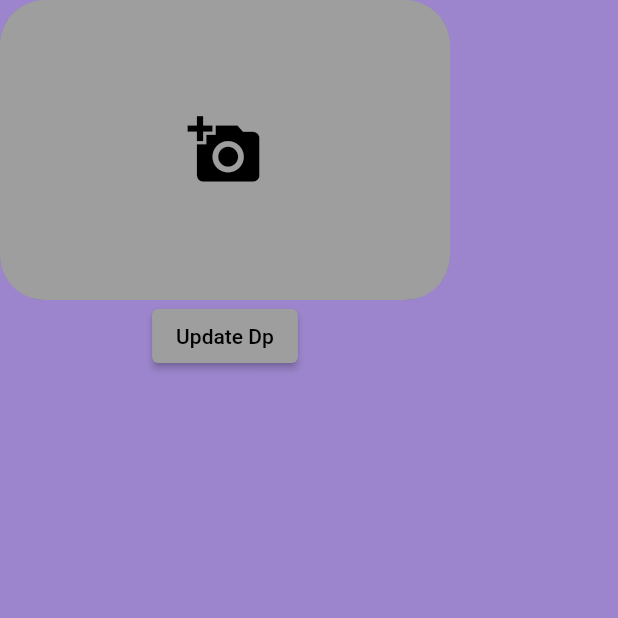
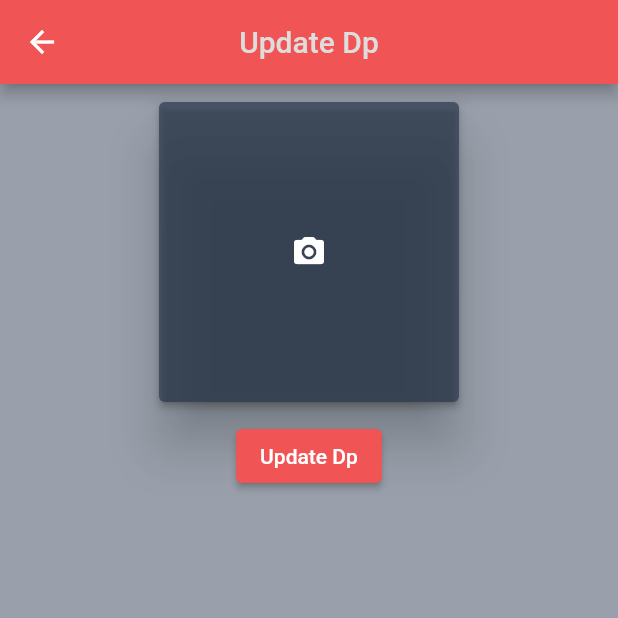
Before and after one commit to jaymalave/FlutterTask, a Flutter app: the UpdateDp screen opened directly, on a phone screen of 412 x 824 dp, the top half of it. Run offline on Flutter 3.47's test engine with Material 2 defaults, Android fonts, the phone set to English and light mode, and no system bars; our stand-ins replace cloud_firestore, firebase_auth, firebase_core, firebase_messaging, firebase_storage, flashy_tab_bar and 5 more; missing offline and left inert: glassmorphism_buttons; accounts and stored records are empty; network calls fail.

Commit message:
ui color pallete update

```diff
--- a/lib/utils/colors.dart
+++ b/lib/utils/colors.dart
@@ -2,24 +2,19 @@ import 'package:flutter/material.dart';
 import 'dart:ui';
 
 class AppPallete {
-  static Color bgColor = const Color.fromRGBO(131, 103, 191, 0.8);
-  static Color appBarColor = const Color.fromRGBO(79, 26, 100, 0.8);
-  static const textLight = Colors.white;
-  static const textDark = Colors.black;
-  static const Map<int, Color> swatchColor = {
-    100 : Color.fromRGBO(0, 0, 0, .9),
+  static Color bgColor = const Color.fromRGBO(51, 66, 87, 0.5);
+  static const textLight = Color.fromRGBO(221, 221, 221, 1);
+  static const textDark = Color.fromRGBO(34, 40, 49, 1);
+  static const Map<int, Color> color = {
+    50: Color.fromRGBO(240, 84, 84, .1),
+    100: Color.fromRGBO(240, 84, 84, .2),
+    200: Color.fromRGBO(240, 84, 84, .3),
+    300: Color.fromRGBO(240, 84, 84, .4),
+    400: Color.fromRGBO(240, 84, 84, .5),
+    500: Color.fromRGBO(240, 84, 84, .6),
+    600: Color.fromRGBO(240, 84, 84, .7),
+    700: Color.fromRGBO(240, 84, 84, .8),
+    800: Color.fromRGBO(240, 84, 84, .9),
+    900: Color.fromRGBO(240, 84, 84, 1),
   };
-
-  // static const Map<int, Color> color = {
-  //   50: Color.fromRGBO(136, 14, 79, .1),
-  //   100: Color.fromRGBO(136, 14, 79, .2),
-  //   200: Color.fromRGBO(136, 14, 79, .3),
-  //   300: Color.fromRGBO(136, 14, 79, .4),
-  //   400: Color.fromRGBO(136, 14, 79, .5),
-  //   500: Color.fromRGBO(136, 14, 79, .6),
-  //   600: Color.fromRGBO(136, 14, 79, .7),
-  //   700: Color.fromRGBO(136, 14, 79, .8),
-  //   800: Color.fromRGBO(136, 14, 79, .9),
-  //   900: Color.fromRGBO(136, 14, 79, 1),
-  // };
 }
--- a/lib/views/profile_setup.dart
+++ b/lib/views/profile_setup.dart
@@ -27,7 +27,6 @@ class _ProfilePageState extends State<ProfilePage> {
         backgroundColor: AppPallete.bgColor,
         appBar: AppBar(
           title: const Text(Constants.profileSetup),
-          backgroundColor: AppPallete.appBarColor,
         ),
         body: Column(
           children: [
@@ -54,8 +53,10 @@ class _ProfilePageState extends State<ProfilePage> {
                 width: 300,
                 child: TextField(
                   controller: _usernameController,
+                  style: const TextStyle(color: AppPallete.textLight),
                   decoration: InputDecoration(
                     hintText: 'e.g my_username1',
+                    hintStyle: const TextStyle(fontSize: 15.0, color: Colors.white),
                     border: OutlineInputBorder(
                       borderSide: const BorderSide(
                         width: 10,
--- a/lib/views/profile_view.dart
+++ b/lib/views/profile_view.dart
@@ -21,7 +21,6 @@ class _ProfileViewState extends State<ProfileView> {
   String imageName = '/image_picker8062803527564014121.jpg';
   final userDataController = Get.put(UserDataController());
 
-
   @override
   Widget build(BuildContext context) {
     return WillPopScope(
@@ -39,7 +38,7 @@ class _ProfileViewState extends State<ProfileView> {
           const SizedBox(
             height: 30,
           ),
-           Center(
+          Center(
             child: CircleAvatar(
               backgroundImage: NetworkImage(userDataController.dp),
               radius: 50,
--- a/lib/views/update_dp.dart
+++ b/lib/views/update_dp.dart
@@ -3,6 +3,7 @@ import 'dart:io' as io;
 import 'package:flutter/material.dart';
 import 'package:flutter_task/controllers/edit_data_controller.dart';
 import 'package:flutter_task/utils/colors.dart';
+import 'package:flutter_task/views/home_page.dart';
 import 'package:get/get.dart';
 import 'package:image_picker/image_picker.dart';
 import 'package:firebase_core/firebase_core.dart' as firebase_core;
@@ -59,22 +60,33 @@ class _UpdateDpState extends State<UpdateDp> {
 
     return Scaffold(
       backgroundColor: AppPallete.bgColor,
-      body: Column(
+      appBar: AppBar(
+          title: const Text(
+            "Update Dp",
+            style: TextStyle(
+              color: AppPallete.textLight,
+            ),
+          ),
+          centerTitle: true),
+      body: Center(
+        child: Column(
           children: [
-          SizedBox(
+            Padding(
+              padding: const EdgeInsets.all(8.0),
+              child: Card(
+                elevation: 15,
+                color: AppPallete.bgColor,
+                child: SizedBox(
                   height: 200,
-            width: 300,
-            child: ClipRRect(
-              borderRadius: BorderRadius.circular(30.0),
+                  width: 200,
                   child: _imageFile != null
-                  ? Image.file(_imageFile!)
+                      ? SizedBox(child: Image.file(_imageFile!))
                       : ElevatedButton(
-                      child: const Icon(
-                        Icons.add_a_photo,
-                        color: Colors.black,
-                        size: 50,
+                          style:
+                              ElevatedButton.styleFrom(primary: AppPallete.bgColor),
+                          child: const Icon(Icons.camera_alt_rounded),
+                          onPressed: pickImage,
                         ),
-                      onPressed: pickImage,
                 ),
               ),
             ),
@@ -82,13 +94,18 @@ class _UpdateDpState extends State<UpdateDp> {
               onPressed: () async {
                 await uploadImageToFirebase(context);
                 editdataController.editDp(updatedDpUrl);
-              Navigator.pop(context);
-              setState(() {});
+                Navigator.push(
+                  context,
+                  MaterialPageRoute(
+                    builder: (context) => const HomePage(),
+                  ),
+                );
               },
               child: const Text("Update Dp"),
             ),
           ],
         ),
+      ),
     );
   }
 }
--- a/pubspec.yaml
+++ b/pubspec.yaml
@@ -82,6 +82,7 @@ flutter:
     - assets/images/Porsche.png
     - assets/images/Jaguar.png
     - assets/images/RollsRoyce.png
+    - assets/images/no_dp.png
 
   # To add assets to your application, add an assets section, like this:
   # assets:
```
Also changed, not shown: lib/auth/auth.dart (+7 -4 lines), lib/main.dart (+10 -5 lines), lib/views/detail_setup.dart (+16 -12 lines), lib/views/edit_profile.dart (+25 -36 lines), lib/views/home.dart (+5 -4 lines), lib/views/home_page.dart (+7 -7 lines), lib/views/update_bio.dart (+13 -2 lines), lib/views/update_name.dart (+20 -1 lines), assets/images/no_dp.png (added). Lines whose indentation alone changed are shown as unchanged.
